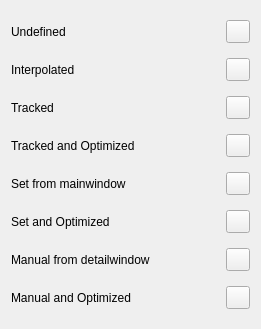
First picture: the form in src/ui/ui-files/StatusColorDialog.ui, repository XROMMPackages/xmalab, before the edit.
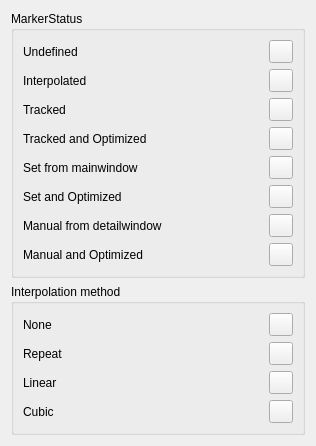
Second picture: the form after the edit. Icons and pictures are not drawn.

Commit message: fixes #60 : Reworked interpolation : Interpolation can be assigned per frame, interpolation method is drawn in the status, interpolations are executed after each other, e.g. first repeat then linear, then cubic. Changed cubic spline interpolation to a method which takes irregular spacing of datapoints into account.

What changed in the file:
```diff
--- a/src/ui/ui-files/StatusColorDialog.ui
+++ b/src/ui/ui-files/StatusColorDialog.ui
@@ -9,8 +9,8 @@
    <rect>
     <x>0</x>
     <y>0</y>
-    <width>261</width>
-    <height>329</height>
+    <width>316</width>
+    <height>414</height>
    </rect>
   </property>
   <property name="windowTitle">
@@ -22,42 +22,13 @@
   </property>
   <layout class="QGridLayout" name="gridLayout">
    <item row="0" column="0">
-    <widget class="QLabel" name="label">
-     <property name="text">
-      <string>Undefined</string>
+    <widget class="QGroupBox" name="groupBox">
+     <property name="title">
+      <string>MarkerStatus</string>
      </property>
-    </widget>
-   </item>
-   <item row="0" column="1">
-    <widget class="QToolButton" name="toolButton_Undefined">
-     <property name="text">
-      <string/>
-     </property>
-    </widget>
-   </item>
-   <item row="1" column="0">
-    <widget class="QLabel" name="label_2">
-     <property name="text">
-      <string>Interpolated</string>
-     </property>
-    </widget>
-   </item>
-   <item row="1" column="1">
-    <widget class="QToolButton" name="toolButton_Interpolated">
-     <property name="text">
-      <string/>
-     </property>
-    </widget>
-   </item>
-   <item row="2" column="0">
-    <widget class="QLabel" name="label_3">
-     <property name="text">
-      <string>Tracked</string>
-     </property>
-    </widget>
-   </item>
-   <item row="2" column="1">
-    <widget class="QToolButton" name="toolButton_Tracked">
+     <layout class="QGridLayout" name="gridLayout_2">
+      <item row="3" column="1">
+       <widget class="QToolButton" name="toolButton_TrackedAndOpt">
      <property name="text">
       <string/>
      </property>
@@ -70,13 +41,6 @@
      </property>
     </widget>
    </item>
-   <item row="3" column="1">
-    <widget class="QToolButton" name="toolButton_TrackedAndOpt">
-     <property name="text">
-      <string/>
-     </property>
-    </widget>
-   </item>
    <item row="4" column="0">
     <widget class="QLabel" name="label_6">
      <property name="text">
@@ -91,20 +55,6 @@
      </property>
     </widget>
    </item>
-   <item row="5" column="0">
-    <widget class="QLabel" name="label_5">
-     <property name="text">
-      <string>Set and Optimized</string>
-     </property>
-    </widget>
-   </item>
-   <item row="5" column="1">
-    <widget class="QToolButton" name="toolButton_SetAndOpt">
-     <property name="text">
-      <string/>
-     </property>
-    </widget>
-   </item>
    <item row="6" column="0">
     <widget class="QLabel" name="label_8">
      <property name="text">
@@ -112,6 +62,20 @@
      </property>
     </widget>
    </item>
+      <item row="5" column="1">
+       <widget class="QToolButton" name="toolButton_SetAndOpt">
+        <property name="text">
+         <string/>
+        </property>
+       </widget>
+      </item>
+      <item row="5" column="0">
+       <widget class="QLabel" name="label_5">
+        <property name="text">
+         <string>Set and Optimized</string>
+        </property>
+       </widget>
+      </item>
    <item row="6" column="1">
     <widget class="QToolButton" name="toolButton_Manual">
      <property name="text">
@@ -119,6 +83,20 @@
      </property>
     </widget>
    </item>
+      <item row="1" column="1">
+       <widget class="QToolButton" name="toolButton_Interpolated">
+        <property name="text">
+         <string/>
+        </property>
+       </widget>
+      </item>
+      <item row="2" column="0">
+       <widget class="QLabel" name="label_3">
+        <property name="text">
+         <string>Tracked</string>
+        </property>
+       </widget>
+      </item>
    <item row="7" column="0">
     <widget class="QLabel" name="label_7">
      <property name="text">
@@ -126,11 +104,121 @@
      </property>
     </widget>
    </item>
+      <item row="2" column="1">
+       <widget class="QToolButton" name="toolButton_Tracked">
+        <property name="text">
+         <string/>
+        </property>
+       </widget>
+      </item>
    <item row="7" column="1">
     <widget class="QToolButton" name="toolButton_ManualAndOpt">
      <property name="text">
       <string/>
      </property>
+       </widget>
+      </item>
+      <item row="1" column="0">
+       <widget class="QLabel" name="label_2">
+        <property name="text">
+         <string>Interpolated</string>
+        </property>
+       </widget>
+      </item>
+      <item row="0" column="0">
+       <widget class="QLabel" name="label">
+        <property name="text">
+         <string>Undefined</string>
+        </property>
+       </widget>
+      </item>
+      <item row="0" column="1">
+       <widget class="QToolButton" name="toolButton_Undefined">
+        <property name="text">
+         <string/>
+        </property>
+       </widget>
+      </item>
+     </layout>
+    </widget>
+   </item>
+   <item row="1" column="0">
+    <widget class="QGroupBox" name="groupBox_2">
+     <property name="title">
+      <string>Interpolation method</string>
+     </property>
+     <layout class="QGridLayout" name="gridLayout_3">
+      <item row="3" column="1">
+       <widget class="QToolButton" name="toolButton_InterLinear">
+        <property name="text">
+         <string/>
+        </property>
+       </widget>
+      </item>
+      <item row="3" column="0">
+       <widget class="QLabel" name="label_12">
+        <property name="text">
+         <string>Linear</string>
+        </property>
+       </widget>
+      </item>
+      <item row="2" column="1">
+       <widget class="QToolButton" name="toolButton_InterRepeat">
+        <property name="text">
+         <string/>
+        </property>
+       </widget>
+      </item>
+      <item row="4" column="0">
+       <widget class="QLabel" name="label_11">
+        <property name="text">
+         <string>Cubic</string>
+        </property>
+       </widget>
+      </item>
+      <item row="0" column="0">
+       <widget class="QLabel" name="label_10">
+        <property name="text">
+         <string>None</string>
+        </property>
+       </widget>
+      </item>
+      <item row="2" column="0">
+       <widget class="QLabel" name="label_9">
+        <property name="text">
+         <string>Repeat</string>
+        </property>
+       </widget>
+      </item>
+      <item row="4" column="1">
+       <widget class="QToolButton" name="toolButton_InterCubic">
+        <property name="text">
+         <string/>
+        </property>
+       </widget>
+      </item>
+      <item row="0" column="1">
+       <widget class="QToolButton" name="toolButton_InterNone">
+        <property name="text">
+         <string/>
+        </property>
+       </widget>
+      </item>
+     </layout>
+     <zorder>toolButton_Tracked</zorder>
+     <zorder>label_2</zorder>
+     <zorder>label</zorder>
+     <zorder>toolButton_Interpolated</zorder>
+     <zorder>toolButton_Undefined</zorder>
+     <zorder>label_3</zorder>
+     <zorder>label_9</zorder>
+     <zorder>label_10</zorder>
+     <zorder>toolButton_InterRepeat</zorder>
+     <zorder>label_11</zorder>
+     <zorder>toolButton_InterCubic</zorder>
+     <zorder>label_12</zorder>
+     <zorder>toolButton_InterLinear</zorder>
+     <zorder>toolButton_InterNone</zorder>
     </widget>
    </item>
   </layout>
```
Lines whose indentation alone changed are shown as unchanged. The commit also changes 18 other files.
